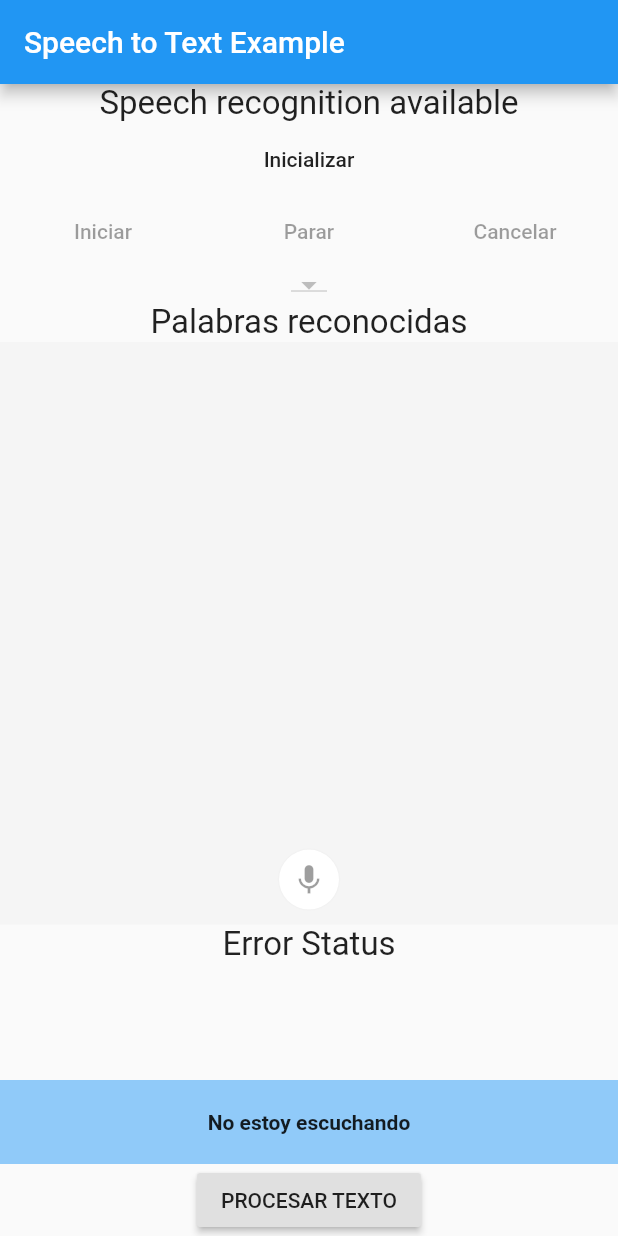
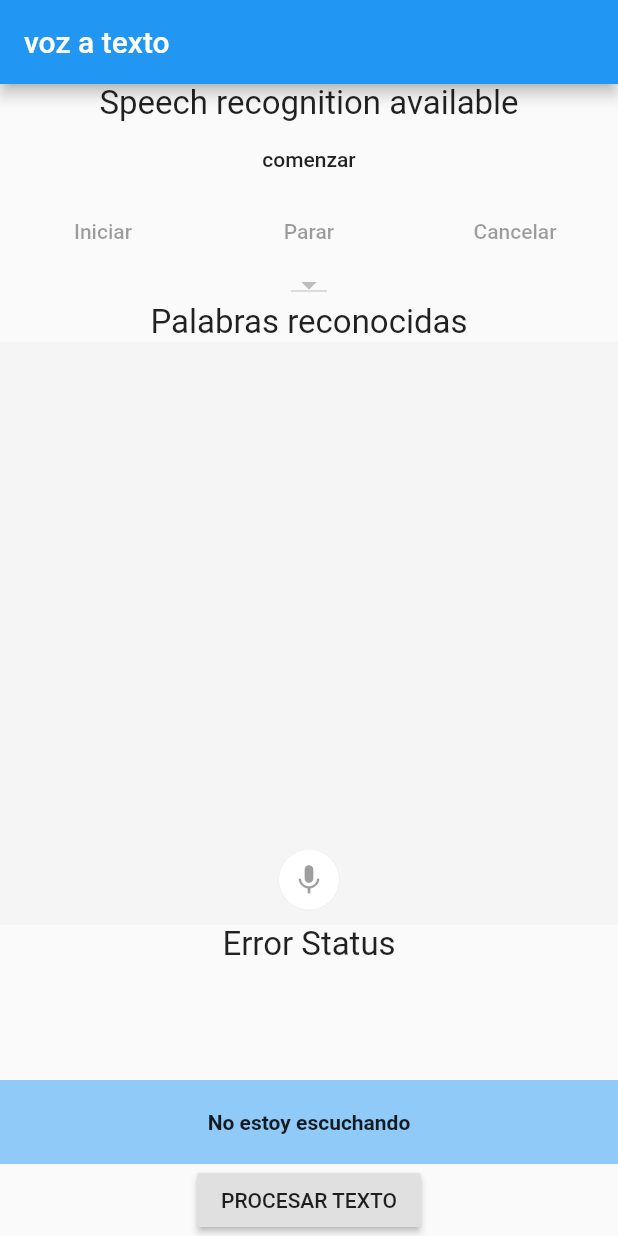
Before and after one commit to leonzabalamonica/voz_a_texto, a Flutter app: the screen it shows after launch, on a phone screen of 412 x 824 dp. Run offline on Flutter 3.47's test engine with Material 2 defaults, Android fonts, the phone set to English and light mode, and no system bars; our stand-ins replace speech_to_text.

Commit message:
solo coloque texto

```diff
--- a/lib/TextoAVoz.dart
+++ b/lib/TextoAVoz.dart
@@ -59,7 +59,7 @@ class _TextoAVozState extends State<TextoAVoz> {
   Widget build(BuildContext context) {
     return Scaffold(
         appBar: AppBar(
-          title: const Text('Speech to Text Example'),
+          title: const Text('voz a texto'),
         ),
         body: Column(children: [
           Center(
@@ -75,7 +75,7 @@ class _TextoAVozState extends State<TextoAVoz> {
                   mainAxisAlignment: MainAxisAlignment.spaceAround,
                   children: <Widget>[
                     FlatButton(
-                      child: Text('Inicializar'),
+                      child: Text('comenzar'),
                       onPressed: _hasSpeech ? null : initSpeechState,
                     ),
 
```
